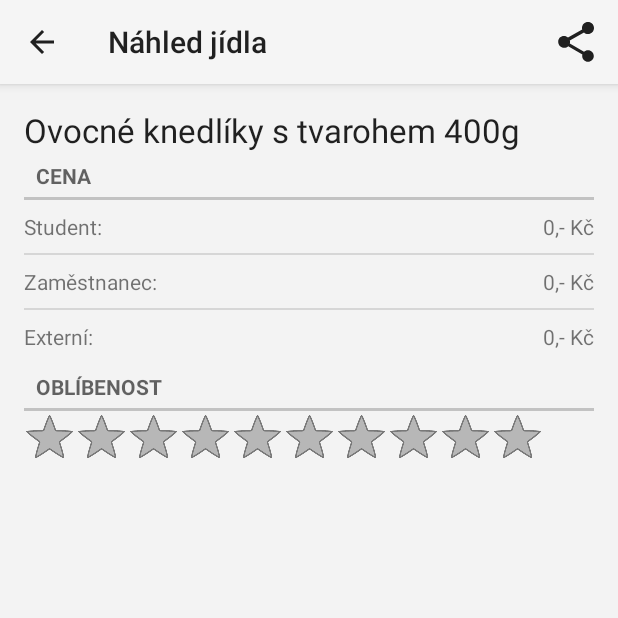
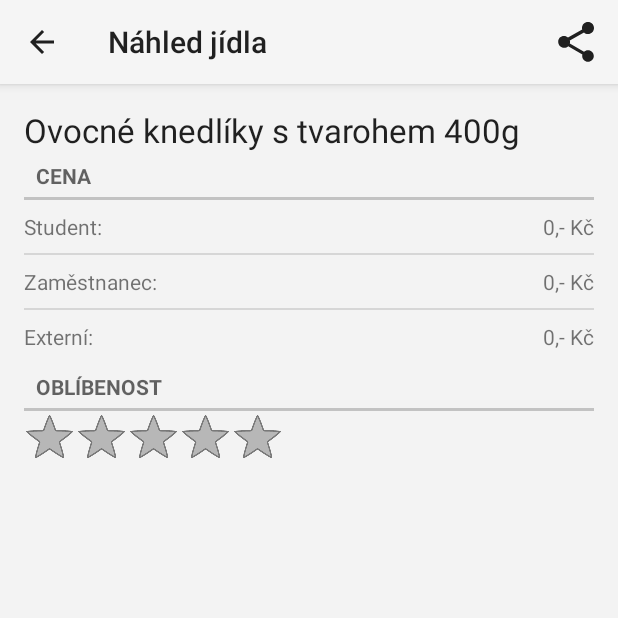
Before and after one commit to arcao/JidelnicekZCU, an Android app: the MealPreviewFragment screen opened directly, with no data from a screen before it, on a phone screen of 412 x 824 dp, the top half of it. Run offline under Robolectric (Android 15) with nearby library versions, the phone set to English and light mode, and no system bars; our stand-ins replace Volley; network calls fail; 7 statements that could not run were skipped.

Commit message:
Rating bars have now 5 stars

```diff
--- a/src/main/res/values/styles.xml
+++ b/src/main/res/values/styles.xml
@@ -61,7 +61,7 @@
         <item name="android:minHeight">16dip</item>
         <item name="android:maxHeight">16dip</item>
         <item name="android:isIndicator">true</item>
-        <item name="android:numStars">10</item>
+        <item name="android:numStars">5</item>
     </style>
 
     <style name="Item.Number" parent="@android:style/Widget.TextView">
@@ -141,6 +141,6 @@
 
         <item name="android:progressDrawable">@drawable/ratingbar_holo_light</item>
         <item name="android:indeterminateDrawable">@drawable/ratingbar_holo_light</item>
-        <item name="android:numStars">10</item>
+        <item name="android:numStars">5</item>
     </style>
 </resources>
```
